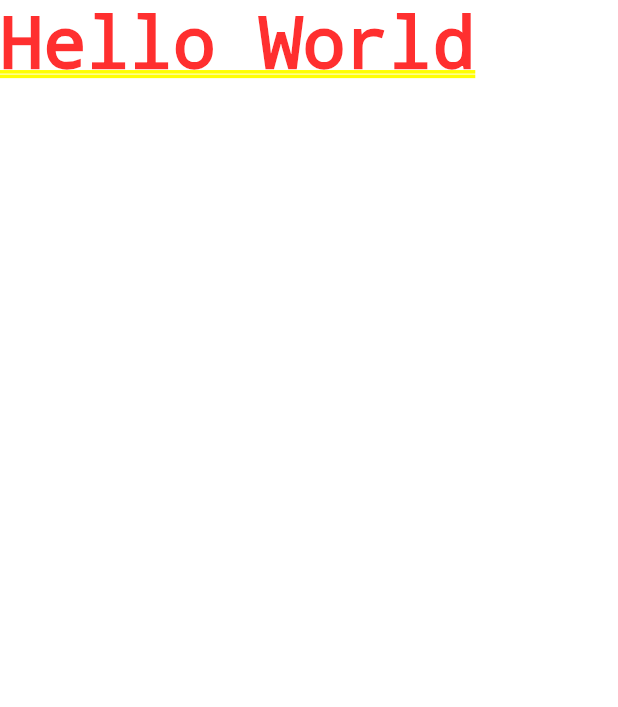
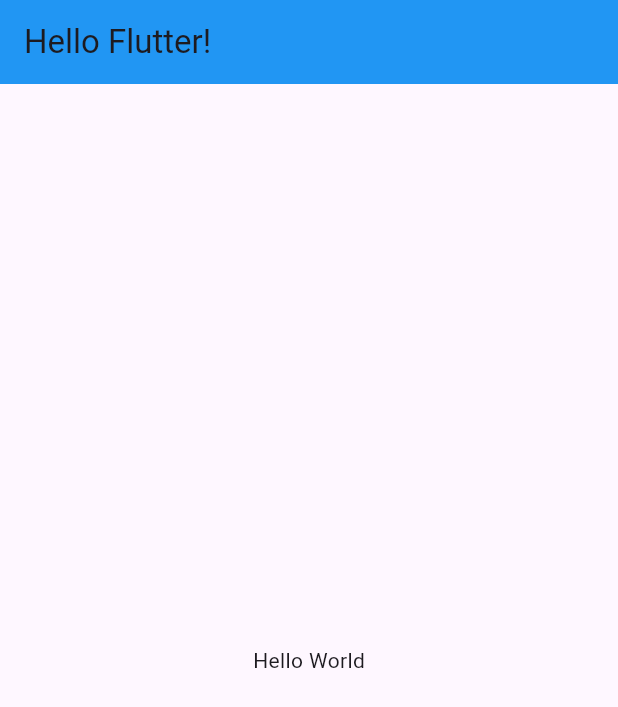
Before and after one commit to hyeonlee717/toonflix, a Flutter app: the screen it shows after launch, on a phone screen of 412 x 824 dp. Shown: the top 707 px of the screen. Run offline on Flutter 3.47's test engine with Material 3 defaults, Android fonts, the phone set to English and light mode, and no system bars.

Commit message:
lesson_2_4

```diff
--- a/lib/main.dart
+++ b/lib/main.dart
@@ -8,7 +8,15 @@
   @override
   Widget build(BuildContext context) {
     return MaterialApp(
-      home: Text('Hello World'),
+      home: Scaffold(
+        appBar: AppBar(
+          title: Text('Hello Flutter!'),
+          backgroundColor: Colors.blue,
+        ),
+        body: Center(
+          child: Text('Hello World'),
+        ),
+      ),
     );
   }
 }
```
